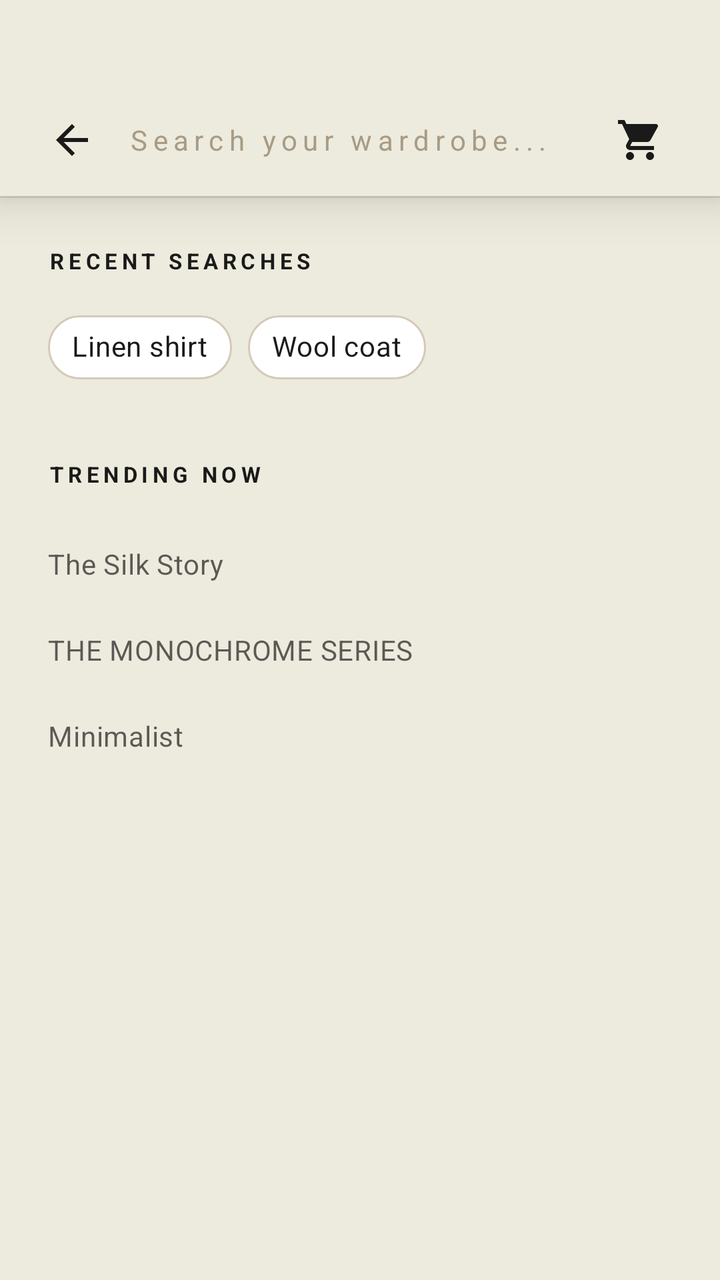
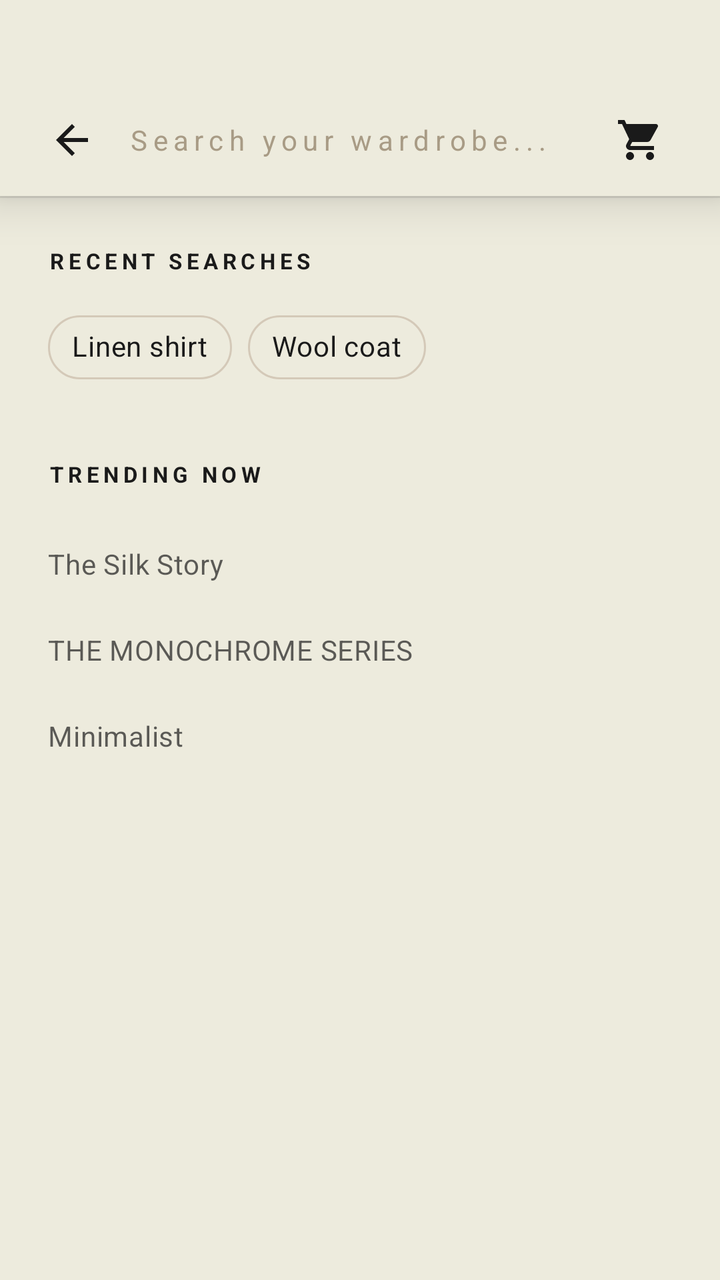

Before-and-after screenshots of an Android layout around one commit, followed by the original layout XML and the change that was made.
<!-- AndroidManifest.xml: application theme Theme.Saive -->
<!-- res/layout/activity_search.xml -->
<?xml version="1.0" encoding="utf-8"?>
<androidx.constraintlayout.widget.ConstraintLayout xmlns:android="http://schemas.android.com/apk/res/android"
    xmlns:app="http://schemas.android.com/apk/res-auto"
    xmlns:tools="http://schemas.android.com/tools"
    android:id="@+id/main"
    android:layout_width="match_parent"
    android:layout_height="match_parent"
    android:background="@color/colorCotton"
    android:clipChildren="false"
    android:clipToPadding="false">



    
    <LinearLayout
        android:id="@+id/searchContainer"
        android:layout_width="match_parent"
        android:layout_height="wrap_content"
        android:background="@color/colorCotton"
        android:elevation="4dp"
        android:gravity="center_vertical"
        android:orientation="horizontal"
        android:paddingHorizontal="@dimen/spacing_large"
        android:paddingTop="54dp"
        android:paddingBottom="12dp"
        android:clipChildren="false"
        android:clipToPadding="false"
        android:translationZ="10dp"
        app:layout_constraintTop_toTopOf="parent">

        <ImageView
            android:id="@+id/btnBack"
            android:layout_width="24dp"
            android:layout_height="24dp"
            android:layout_marginEnd="16dp"
            android:src="@drawable/ic_back"
            app:tint="@color/colorNoirBlack" />

        <EditText
            android:id="@+id/etSearch"
            android:layout_width="0dp"
            android:layout_height="wrap_content"
            android:layout_weight="1"
            android:background="@android:color/transparent"
            style="@style/TextAppearance.Saive.Nav"
            android:hint="@string/search_hint"
            android:imeOptions="actionSearch"
            android:inputType="text"
            android:textColor="@color/colorNoirBlack"
            android:textColorHint="@color/colorSand"
            android:textSize="14sp" />

        <ImageView
            android:id="@+id/btnClear"
            android:layout_width="20dp"
            android:layout_height="20dp"
            android:alpha="0.3"
            android:src="@android:drawable/ic_menu_close_clear_cancel"
            android:visibility="gone"
            app:tint="@color/colorNoirBlack" />

        <FrameLayout
            android:id="@+id/btnCart"
            android:layout_width="wrap_content"
            android:layout_height="wrap_content"
            android:layout_marginStart="16dp"
            android:padding="4dp"
            android:background="?attr/selectableItemBackgroundBorderless"
            android:clipChildren="false"
            android:clipToPadding="false">

            <ImageView
                android:layout_width="24dp"
                android:layout_height="24dp"
                android:src="@drawable/ic_cart"
                app:tint="@color/colorNoirBlack" />

            <TextView
                android:id="@+id/tvCartBadge"
                android:layout_width="wrap_content"
                android:layout_height="wrap_content"
                android:layout_gravity="top|end"
                android:layout_marginTop="-2dp"
                android:layout_marginEnd="-4dp"
                android:background="@drawable/bg_rounded_white_8dp"
                android:backgroundTint="@color/colorMaroon"
                android:gravity="center"
                android:minWidth="14dp"
                android:minHeight="14dp"
                android:paddingStart="4dp"
                android:paddingEnd="4dp"
                android:text="0"
                android:textColor="@color/white"
                android:textSize="8sp"
                android:textStyle="bold"
                android:visibility="gone"
                tools:visibility="visible" />
        </FrameLayout>

    </LinearLayout>

    <View
        android:id="@+id/divider"
        android:layout_width="match_parent"
        android:layout_height="1dp"
        android:alpha="0.1"
        android:background="@color/colorNoirBlack"
        app:layout_constraintTop_toBottomOf="@id/searchContainer" />

    <androidx.recyclerview.widget.RecyclerView
        android:id="@+id/rvSearchResults"
        android:layout_width="match_parent"
        android:layout_height="0dp"
        android:visibility="gone"
        android:padding="16dp"
        android:clipToPadding="false"
        app:layout_constraintBottom_toBottomOf="parent"
        app:layout_constraintTop_toBottomOf="@id/divider" />

    <ScrollView
        android:id="@+id/searchSuggestions"
        android:layout_width="match_parent"
        android:layout_height="0dp"
        app:layout_constraintBottom_toBottomOf="parent"
        app:layout_constraintTop_toBottomOf="@id/divider">

        <LinearLayout
            android:layout_width="match_parent"
            android:layout_height="wrap_content"
            android:orientation="vertical"
            android:padding="24dp">

            
            <TextView
                android:layout_width="wrap_content"
                android:layout_height="wrap_content"
                style="@style/TextAppearance.Saive.Nav"
                android:text="@string/search_recent"
                android:textColor="@color/colorNoirBlack"
                android:textSize="11sp"
                android:textStyle="bold" />

            <com.google.android.material.chip.ChipGroup
                android:id="@+id/chipGroupRecent"
                android:layout_width="match_parent"
                android:layout_height="wrap_content"
                android:layout_marginTop="12dp"
                app:chipSpacingVertical="4dp">

                <com.google.android.material.chip.Chip
                    style="@style/Widget.MaterialComponents.Chip.Action"
                    android:layout_width="wrap_content"
                    android:layout_height="wrap_content"
                    android:text="@string/chip_linen_shirt"
                    android:textColor="@color/colorNoirBlack"
                    app:chipBackgroundColor="@color/white"
                    app:chipStrokeColor="@color/colorLinen"
                    app:chipStrokeWidth="1dp" />

                <com.google.android.material.chip.Chip
                    style="@style/Widget.MaterialComponents.Chip.Action"
                    android:layout_width="wrap_content"
                    android:layout_height="wrap_content"
                    android:text="@string/chip_wool_coat"
                    android:textColor="@color/colorNoirBlack"
                    app:chipBackgroundColor="@color/white"
                    app:chipStrokeColor="@color/colorLinen"
                    app:chipStrokeWidth="1dp" />
            </com.google.android.material.chip.ChipGroup>

            
            <TextView
                android:layout_width="wrap_content"
                android:layout_height="wrap_content"
                android:layout_marginTop="32dp"
                style="@style/TextAppearance.Saive.Nav"
                android:text="@string/search_trending"
                android:textColor="@color/colorNoirBlack"
                android:textSize="11sp"
                android:textStyle="bold" />

            <LinearLayout
                android:layout_width="match_parent"
                android:layout_height="wrap_content"
                android:layout_marginTop="16dp"
                android:orientation="vertical">

                <TextView
                    android:layout_width="match_parent"
                    android:layout_height="wrap_content"
                    android:paddingVertical="12dp"
                    style="@style/TextAppearance.Saive.Light"
                    android:text="@string/col_silk_story"
                    android:textColor="@color/colorNoirBlack"
                    android:alpha="0.7" />

                <TextView
                    android:layout_width="match_parent"
                    android:layout_height="wrap_content"
                    android:paddingVertical="12dp"
                    style="@style/TextAppearance.Saive.Light"
                    android:text="@string/monochrome_series_title"
                    android:textColor="@color/colorNoirBlack"
                    android:alpha="0.7" />

                <TextView
                    android:layout_width="match_parent"
                    android:layout_height="wrap_content"
                    android:paddingVertical="12dp"
                    style="@style/TextAppearance.Saive.Light"
                    android:text="@string/col_minimalist"
                    android:textColor="@color/colorNoirBlack"
                    android:alpha="0.7" />

            </LinearLayout>

        </LinearLayout>
    </ScrollView>

</androidx.constraintlayout.widget.ConstraintLayout>
<!-- resources referenced by this layout -->
<resources>
  <color name="colorCotton">#EDEBDD</color>
  <color name="colorLinen">#D4C9B8</color>
  <color name="colorMaroon">#810100</color>
  <color name="colorNoirBlack">#1A1A1A</color>
  <color name="colorSand">#A89B85</color>
  <color name="white">#FFFFFFFF</color>
  <dimen name="spacing_large">24dp</dimen>
  <!-- drawable bg_rounded_white_8dp (drawable) -->
  <?xml version="1.0" encoding="utf-8"?>
  <shape xmlns:android="http://schemas.android.com/apk/res/android">
      <solid android:color="@color/white" />
      <corners android:radius="8dp" />
  </shape>
  <!-- drawable ic_back (drawable) -->
  <vector xmlns:android="http://schemas.android.com/apk/res/android"
      android:width="24dp"
      android:height="24dp"
      android:viewportWidth="24"
      android:viewportHeight="24">
      <path
          android:fillColor="#000000"
          android:pathData="M20,11H7.83l5.59,-5.59L12,4l-8,8l8,8l1.41,-1.41L7.83,13H20V11Z" />
  </vector>
  <!-- drawable ic_cart (drawable) -->
  <vector xmlns:android="http://schemas.android.com/apk/res/android"
      android:width="24dp"
      android:height="24dp"
      android:viewportWidth="24"
      android:viewportHeight="24">
      <path
          android:fillColor="#000000"
          android:pathData="M7,18c-1.1,0 -1.99,0.9 -1.99,2S5.9,22 7,22s2,-0.9 2,-2 -0.9,-2 -2,-2zM1,2v2h2l3.6,7.59 -1.35,2.45c-0.16,0.28 -0.25,0.61 -0.25,0.96 0,1.1 0.9,2 2,2h12v-2L7.42,15c-0.14,0 -0.25,-0.11 -0.25,-0.25l0.03,-0.12 0.9,-1.63h7.45c0.75,0 1.41,-0.41 1.75,-1.03l3.58,-6.49c0.08,-0.14 0.12,-0.31 0.12,-0.48 0,-0.55 -0.45,-1 -1,-1L5.21,4l-0.94,-2L1,2zM17,18c-1.1,0 -1.99,0.9 -1.99,2s0.89,2 1.99,2 2,-0.9 2,-2 -0.9,-2 -2,-2z"/>
  </vector>
  <string name="chip_linen_shirt">Linen shirt</string>
  <string name="chip_wool_coat">Wool coat</string>
  <string name="col_minimalist">Minimalist</string>
  <string name="col_silk_story">The Silk Story</string>
  <string name="monochrome_series_title">THE MONOCHROME SERIES</string>
  <string name="search_hint">Search your wardrobe...</string>
  <string name="search_recent">RECENT SEARCHES</string>
  <string name="search_trending">TRENDING NOW</string>
  <style name="TextAppearance.Saive.Light" parent="TextAppearance.MaterialComponents.Body2">
          <item name="android:fontFamily">sans-serif-light</item>
      </style>
  <style name="TextAppearance.Saive.Nav" parent="TextAppearance.Saive.Light">
          <item name="android:textSize">@dimen/text_size_tiny</item>
          <item name="android:letterSpacing">0.2</item>
      </style>
  <style name="Theme.Saive" parent="Base.Theme.Saive" />
  <dimen name="text_size_tiny">10sp</dimen>
  <style name="TextAppearance.Saive.Header" parent="TextAppearance.MaterialComponents.Headline3">
          <item name="android:fontFamily">serif</item>
          <item name="android:textStyle">italic</item>
          <item name="android:textSize">@dimen/text_size_h1</item>
          <item name="android:textColor">@color/colorNoirBlack</item>
          <item name="android:letterSpacing">0.02</item>
      </style>
  <style name="TextAppearance.Saive.SectionHeader" parent="TextAppearance.Saive.Header">
          <item name="android:textSize">@dimen/text_size_h3</item>
          <item name="android:textStyle">normal</item>
          <item name="android:textAllCaps">false</item>
      </style>
  <style name="TextAppearance.Saive.Thin" parent="TextAppearance.MaterialComponents.Body1">
          <item name="android:fontFamily">sans-serif-light</item>
          <item name="android:letterSpacing">0.05</item>
      </style>
  <style name="TextAppearance.Saive.Label" parent="TextAppearance.Saive.Thin">
          <item name="android:fontFamily">sans-serif-medium</item>
          <item name="android:textSize">@dimen/text_size_tiny</item>
          <item name="android:textColor">@color/colorNoirBlack</item>
          <item name="android:textAllCaps">true</item>
          <item name="android:letterSpacing">0.15</item>
      </style>
  <dimen name="text_size_h1">28sp</dimen>
  <dimen name="text_size_h3">20sp</dimen>
  <!-- unchanged entries left out for length: 1 -->
</resources>

<!-- the commit's change to res/layout/activity_search.xml (unified diff, before → after) -->
@@ -153,7 +153,7 @@
                     android:layout_height="wrap_content"
                     android:text="@string/chip_linen_shirt"
                     android:textColor="@color/colorNoirBlack"
-                    app:chipBackgroundColor="@color/white"
+                    app:chipBackgroundColor="@color/colorCotton"
                     app:chipStrokeColor="@color/colorLinen"
                     app:chipStrokeWidth="1dp" />
 
@@ -163,7 +163,7 @@
                     android:layout_height="wrap_content"
                     android:text="@string/chip_wool_coat"
                     android:textColor="@color/colorNoirBlack"
-                    app:chipBackgroundColor="@color/white"
+                    app:chipBackgroundColor="@color/colorCotton"
                     app:chipStrokeColor="@color/colorLinen"
                     app:chipStrokeWidth="1dp" />
             </com.google.android.material.chip.ChipGroup>
